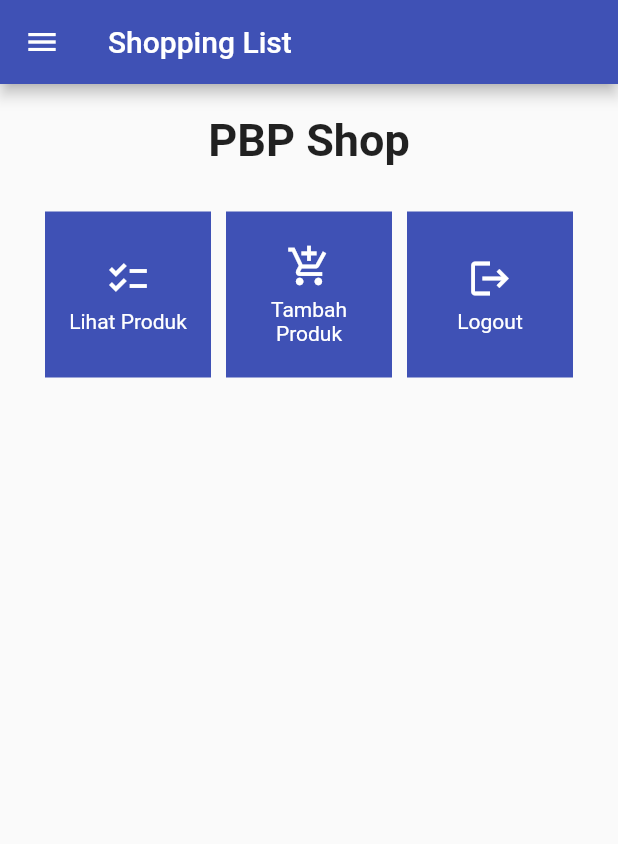
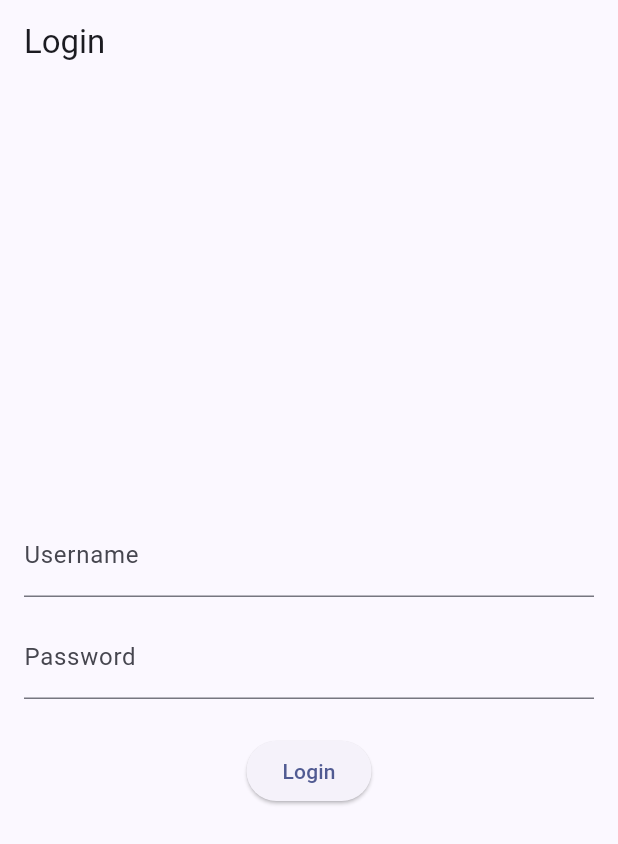
Before and after one commit to KenishaJazlyn/shopping_list_mobile, a Flutter app: the screen it shows after launch, on a phone screen of 412 x 824 dp. Shown: the top 844 px of the screen. Run offline on Flutter 3.47's test engine with Material 2 defaults, Android fonts, the phone set to English and light mode, and no system bars; missing offline and left inert: pbp_django_auth.

Commit message:
tutorial 8 done

```diff
--- a/lib/main.dart
+++ b/lib/main.dart
@@ -1,5 +1,9 @@
 import 'package:flutter/material.dart';
+import 'package:shopping_list/screens/login.dart';
 import 'package:shopping_list/screens/menu.dart';
+import 'package:pbp_django_auth/pbp_django_auth.dart';
+import 'package:provider/provider.dart';
+
 void main() {
   runApp(const MyApp());
 }
@@ -10,7 +14,12 @@ class MyApp extends StatelessWidget {
   // This widget is the root of your application.
   @override
   Widget build(BuildContext context) {
-    return MaterialApp(
+     return Provider(
+      create: (_) {
+        CookieRequest request = CookieRequest();
+        return request;
+      },
+      child: MaterialApp(
         title: 'Flutter Demo',
         theme: ThemeData(
           // This is the theme of your application.
@@ -28,9 +37,10 @@ class MyApp extends StatelessWidget {
           //
           // This works for code too, not just values: Most code changes can be
           // tested with just a hot reload.
-        colorScheme: ColorScheme.fromSeed(seedColor: Colors.indigo),
+          colorScheme: ColorScheme.fromSeed(seedColor: Colors.indigo),useMaterial3: true,
           ),
-      home: MyHomePage(),
+        home: const LoginPage(),
+      ),
      );
   }
 }
--- /dev/null
+++ b/lib/screens/login.dart
@@ -0,0 +1,116 @@
+import 'package:shopping_list/screens/menu.dart';
+import 'package:flutter/material.dart';
+import 'package:pbp_django_auth/pbp_django_auth.dart';
+import 'package:provider/provider.dart';
+
+void main() {
+  runApp(const LoginApp());
+}
+
+class LoginApp extends StatelessWidget {
+  const LoginApp({super.key});
+
+  @override
+  Widget build(BuildContext context) {
+    return MaterialApp(
+      title: 'Login',
+      theme: ThemeData(
+        primarySwatch: Colors.blue,
+      ),
+      home: const LoginPage(),
+    );
+  }
+}
+
+class LoginPage extends StatefulWidget {
+  const LoginPage({super.key});
+
+  @override
+  // ignore: library_private_types_in_public_api
+  _LoginPageState createState() => _LoginPageState();
+}
+
+class _LoginPageState extends State<LoginPage> {
+  final TextEditingController _usernameController = TextEditingController();
+  final TextEditingController _passwordController = TextEditingController();
+
+  @override
+  Widget build(BuildContext context) {
+    final request = context.watch<CookieRequest>();
+    return Scaffold(
+      appBar: AppBar(
+        title: const Text('Login'),
+      ),
+      body: Container(
+        padding: const EdgeInsets.all(16.0),
+        child: Column(
+          mainAxisAlignment: MainAxisAlignment.center,
+          children: [
+            TextField(
+              controller: _usernameController,
+              decoration: const InputDecoration(
+                labelText: 'Username',
+              ),
+            ),
+            const SizedBox(height: 12.0),
+            TextField(
+              controller: _passwordController,
+              decoration: const InputDecoration(
+                labelText: 'Password',
+              ),
+              obscureText: true,
+            ),
+            const SizedBox(height: 24.0),
+            ElevatedButton(
+              onPressed: () async {
+                String username = _usernameController.text;
+                String password = _passwordController.text;
+
+                final response =
+                    await request.login("http://localhost:8000/auth/login/", {
+                  'username': username,
+                  'password': password,
+                });
+
+                if (request.loggedIn) {
+                  String message = response['message'];
+                  String uname = response['username'];
+                  if (context.mounted) {
+                    Navigator.pushReplacement(
+                      context,
+                      MaterialPageRoute(
+                          builder: (context) => MyHomePage()),
+                    );
+                    ScaffoldMessenger.of(context)
+                      ..hideCurrentSnackBar()
+                      ..showSnackBar(SnackBar(
+                          content: Text("$message Selamat datang, $uname.")));
+                  }
+                } else {
+                  if (context.mounted) {
+                    showDialog(
+                      context: context,
+                      builder: (context) => AlertDialog(
+                        title: const Text('Login Gagal'),
+                        content: Text(response['message']),
+                        actions: [
+                          TextButton(
+                            child: const Text('OK'),
+                            onPressed: () {
+                              Navigator.pop(context);
+                            },
+                          ),
+                        ],
+                      ),
+                    );
+                  }
+                }
+              },
+              child: const Text('Login'),
+            ),
+          ],
+        ),
+      ),
+    );
+  }
+}
--- a/pubspec.yaml
+++ b/pubspec.yaml
@@ -35,6 +35,9 @@ dependencies:
   # The following adds the Cupertino Icons font to your application.
   # Use with the CupertinoIcons class for iOS style icons.
   cupertino_icons: ^1.0.2
+  provider: ^6.1.1
+  pbp_django_auth: ^0.3.1
+  http: ^0.13.6
 
 dev_dependencies:
   flutter_test:
```
Also changed, not shown: lib/models/product.dart (added, +65 -0 lines), lib/screens/list_product.dart (added, +91 -0 lines), lib/screens/shoplist_form.dart (+42 -37 lines), lib/widgets/left_drawer.dart (+12 -1 lines), lib/widgets/shop_card.dart (+36 -4 lines), pubspec.lock, 2 other files. Lines whose indentation alone changed are shown as unchanged.
